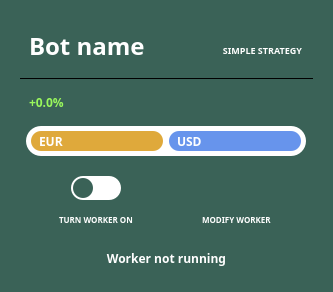
Old version of the form dexbot/views/ui/worker_item_widget.ui in the repository xeroc/stakemachine.
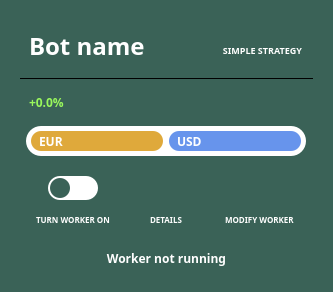
New version of the form. Icons and pictures are not drawn.

Commit message: Add info button to the worker item widget

Patch:
```diff
--- a/dexbot/views/ui/worker_item_widget.ui
+++ b/dexbot/views/ui/worker_item_widget.ui
@@ -478,6 +478,97 @@
            </layout>
           </widget>
          </item>
+         <item>
+          <widget class="QWidget" name="details" native="true">
+           <property name="minimumSize">
+            <size>
+             <width>0</width>
+             <height>60</height>
+            </size>
+           </property>
+           <property name="font">
+            <font>
+             <family>Source Sans Pro</family>
+             <weight>75</weight>
+             <bold>true</bold>
+            </font>
+           </property>
+           <layout class="QVBoxLayout" name="verticalLayout_6">
+            <property name="spacing">
+             <number>0</number>
+            </property>
+            <property name="leftMargin">
+             <number>5</number>
+            </property>
+            <property name="topMargin">
+             <number>5</number>
+            </property>
+            <property name="rightMargin">
+             <number>5</number>
+            </property>
+            <property name="bottomMargin">
+             <number>5</number>
+            </property>
+            <item>
+             <widget class="QPushButton" name="details_button">
+              <property name="minimumSize">
+               <size>
+                <width>0</width>
+                <height>24</height>
+               </size>
+              </property>
+              <property name="font">
+               <font>
+                <family>Source Sans Pro</family>
+                <weight>75</weight>
+                <bold>true</bold>
+               </font>
+              </property>
+              <property name="cursor">
+               <cursorShape>PointingHandCursor</cursorShape>
+              </property>
+              <property name="styleSheet">
+               <string notr="true">color: #ffffff</string>
+              </property>
+              <property name="icon">
+               <iconset resource="../../resources/icons.qrc">
+                <normaloff>:/worker_widget/img/info.svg</normaloff>:/worker_widget/img/info.svg</iconset>
+              </property>
+              <property name="iconSize">
+               <size>
+                <width>30</width>
+                <height>30</height>
+               </size>
+              </property>
+              <property name="flat">
+               <bool>true</bool>
+              </property>
+             </widget>
+            </item>
+            <item alignment="Qt::AlignHCenter|Qt::AlignBottom">
+             <widget class="QLabel" name="details_label">
+              <property name="font">
+               <font>
+                <family>Source Sans Pro</family>
+                <pointsize>6</pointsize>
+                <weight>75</weight>
+                <bold>true</bold>
+               </font>
+              </property>
+              <property name="styleSheet">
+               <string notr="true"/>
+              </property>
+              <property name="text">
+               <string>DETAILS</string>
+              </property>
+              <property name="textInteractionFlags">
+               <set>Qt::LinksAccessibleByMouse|Qt::TextSelectableByMouse</set>
+              </property>
+             </widget>
+            </item>
+           </layout>
+          </widget>
+         </item>
          <item>
           <widget class="QWidget" name="widget_4" native="true">
            <property name="minimumSize">
@@ -509,7 +600,7 @@
             <property name="bottomMargin">
              <number>5</number>
             </property>
-            <item alignment="Qt::AlignTop">
+            <item>
              <widget class="QPushButton" name="edit_button">
               <property name="minimumSize">
                <size>
```
The commit also changes 1 other file.
